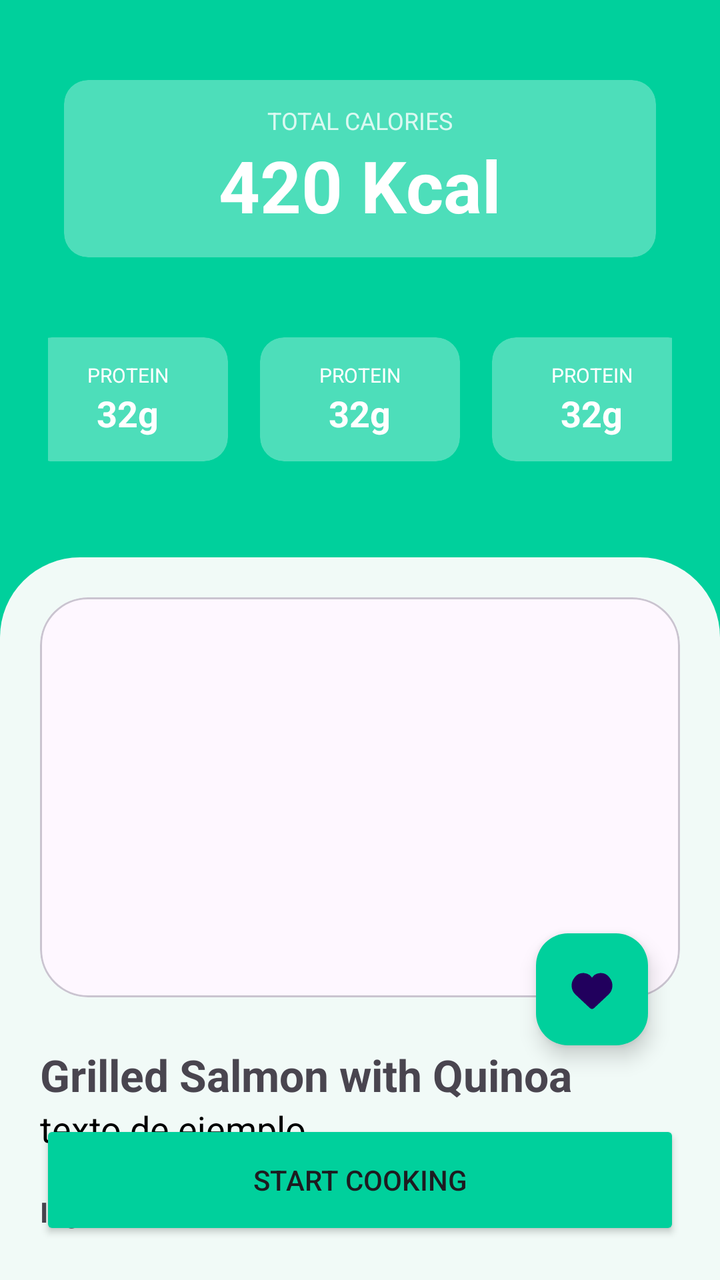
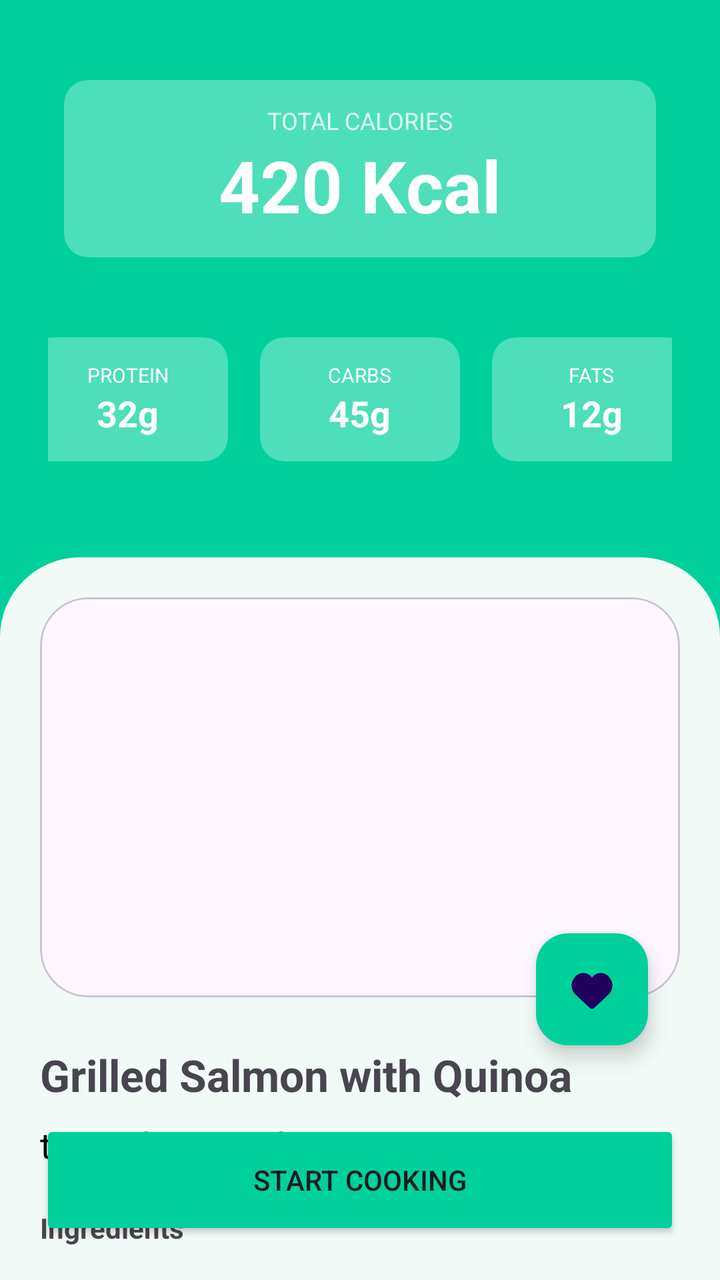

The first picture is an Android layout as it rendered before a commit; the second is the same layout after the commit. The layout source and the unified diff follow.
<!-- AndroidManifest.xml: application theme Theme.RESTAURANTE -->
<!-- res/layout/fragment_detalles_receta.xml -->
<?xml version="1.0" encoding="utf-8"?>
<androidx.constraintlayout.widget.ConstraintLayout xmlns:android="http://schemas.android.com/apk/res/android"
    xmlns:tools="http://schemas.android.com/tools"
    xmlns:app="http://schemas.android.com/apk/res-auto"
    android:layout_width="match_parent"
    android:layout_height="match_parent"
    tools:context=".DetallesRecetaFragment"
    android:background="@color/brand_green">

    <LinearLayout
        android:id="@+id/headerStats"
        android:layout_width="match_parent"
        android:layout_height="wrap_content"
        android:orientation="vertical"
        android:padding="24dp"
        app:layout_constraintTop_toTopOf="parent">

        <LinearLayout
            android:id="@+id/titleStats"
            android:layout_width="match_parent"
            android:layout_height="wrap_content"
            android:layout_marginTop="8dp"
            android:gravity="center"
            android:orientation="horizontal"
            app:layout_constraintTop_toTopOf="parent">

            <androidx.cardview.widget.CardView
                android:layout_width="match_parent"
                android:layout_height="wrap_content"
                android:layout_margin="8dp"
                app:cardBackgroundColor="#4DFFFFFF"
                app:cardCornerRadius="12dp"
                app:cardElevation="0dp">

                <LinearLayout
                    android:padding="12dp"
                    android:gravity="center"
                    android:orientation="vertical"
                    android:layout_width="match_parent"
                    android:layout_height="wrap_content">

                    <TextView
                        android:layout_width="wrap_content"
                        android:layout_height="wrap_content"
                        android:text="@string/total_calories"
                        android:textColor="#CCFFFFFF"
                        android:textSize="12sp" />

                    <TextView
                        android:layout_width="wrap_content"
                        android:layout_height="wrap_content"
                        android:text="@string/kcal_example"
                        android:textColor="@android:color/white"
                        android:textSize="36sp"
                        android:textStyle="bold" />
                </LinearLayout>

            </androidx.cardview.widget.CardView>
        </LinearLayout>

        <LinearLayout
            android:id="@+id/layoutMacros"
            android:layout_width="match_parent"
            android:layout_height="wrap_content"
            android:layout_marginTop="24dp"
            android:gravity="center"
            android:orientation="horizontal"
            app:layout_constraintTop_toBottomOf="@id/titleStats">

            <androidx.cardview.widget.CardView
                android:layout_width="100dp"
                android:layout_height="wrap_content"
                android:layout_margin="8dp"
                app:cardBackgroundColor="#4DFFFFFF"
                app:cardCornerRadius="12dp"
                app:cardElevation="0dp">
                <LinearLayout
                    android:padding="12dp"
                    android:gravity="center"
                    android:orientation="vertical"
                    android:layout_width="match_parent"
                    android:layout_height="wrap_content">
                    <TextView android:layout_width="wrap_content" android:layout_height="wrap_content" android:text="PROTEIN" android:textColor="#FFFFFF" android:textSize="10sp"/>
                    <TextView android:layout_width="wrap_content" android:layout_height="wrap_content" android:text="32g" android:textColor="#FFFFFF" android:textStyle="bold" android:textSize="18sp"/>
                </LinearLayout>
            </androidx.cardview.widget.CardView>

            <androidx.cardview.widget.CardView
                android:layout_width="100dp"
                android:layout_height="wrap_content"
                android:layout_margin="8dp"
                app:cardBackgroundColor="#4DFFFFFF"
                app:cardCornerRadius="12dp"
                app:cardElevation="0dp">
                <LinearLayout
                    android:padding="12dp"
                    android:gravity="center"
                    android:orientation="vertical"
                    android:layout_width="match_parent"
                    android:layout_height="wrap_content">
                    <TextView android:layout_width="wrap_content" android:layout_height="wrap_content" android:text="PROTEIN" android:textColor="#FFFFFF" android:textSize="10sp"/>
                    <TextView android:layout_width="wrap_content" android:layout_height="wrap_content" android:text="32g" android:textColor="#FFFFFF" android:textStyle="bold" android:textSize="18sp"/>
                </LinearLayout>
            </androidx.cardview.widget.CardView>

            <androidx.cardview.widget.CardView
                android:layout_width="100dp"
                android:layout_height="wrap_content"
                android:layout_margin="8dp"
                app:cardBackgroundColor="#4DFFFFFF"
                app:cardCornerRadius="12dp"
                app:cardElevation="0dp">
                <LinearLayout
                    android:padding="12dp"
                    android:gravity="center"
                    android:orientation="vertical"
                    android:layout_width="match_parent"
                    android:layout_height="wrap_content">
                    <TextView android:layout_width="wrap_content" android:layout_height="wrap_content" android:text="PROTEIN" android:textColor="#FFFFFF" android:textSize="10sp"/>
                    <TextView android:layout_width="wrap_content" android:layout_height="wrap_content" android:text="32g" android:textColor="#FFFFFF" android:textStyle="bold" android:textSize="18sp"/>
                </LinearLayout>
            </androidx.cardview.widget.CardView>
        </LinearLayout>

    </LinearLayout>

    <androidx.core.widget.NestedScrollView
        android:layout_width="match_parent"
        android:layout_height="0dp"
        android:background="@drawable/rounded_top_corners"
        app:layout_constraintBottom_toBottomOf="parent"
        app:layout_constraintTop_toBottomOf="@id/headerStats"
        android:layout_marginTop="16dp">

        <androidx.constraintlayout.widget.ConstraintLayout
            android:layout_width="match_parent"
            android:layout_height="wrap_content"
            android:padding="20dp">

                <com.google.android.material.card.MaterialCardView
                    android:id="@+id/imgCard"
                    android:layout_width="match_parent"
                    android:layout_height="200dp"
                    app:cardCornerRadius="24dp"
                    app:layout_constraintTop_toTopOf="parent"
                    android:layout_marginTop="0dp">
                        <ImageView
                        android:layout_width="match_parent"
                        android:layout_height="match_parent"
                        android:scaleType="centerCrop"
                        android:contentDescription="@string/image_description"
                        android:src="@android:drawable/sym_def_app_icon" />
                </com.google.android.material.card.MaterialCardView>
            <LinearLayout
                android:id="@+id/layoutrecipe_title_descripcion"
                android:gravity="center"
                android:orientation="vertical"
                android:layout_width="match_parent"
                android:layout_height="wrap_content"
                app:layout_constraintTop_toBottomOf="@id/imgCard"
                android:layout_marginTop="24dp">
                <TextView
                    android:id="@+id/textrecipe_title"
                    android:layout_width="match_parent"
                    android:layout_height="wrap_content"
                    android:text="@string/recipe_example"
                    android:textSize="22sp"
                    android:textStyle="bold"/>
                <TextView
                    android:id="@+id/textrecipe_description"
                    android:layout_width="match_parent"
                    android:layout_height="wrap_content"
                    android:text="texto de ejemplo"
                    android:textColor="#000000"
                    android:textSize="18sp"/>
            </LinearLayout>

            <LinearLayout
                android:id="@+id/layoutIngredients"
                android:layout_width="match_parent"
                android:layout_height="wrap_content"
                android:orientation="vertical"
                app:layout_constraintStart_toStartOf="parent"
                app:layout_constraintTop_toBottomOf="@id/layoutrecipe_title_descripcion"
                android:layout_marginTop="20dp">
                <TextView
                    android:id="@+id/labelIngredients"
                    android:layout_width="wrap_content"
                    android:layout_height="wrap_content"
                    android:text="@string/ingredients"
                    android:textStyle="bold" />

                <androidx.recyclerview.widget.RecyclerView
                    android:layout_width="match_parent"
                    android:layout_height="wrap_content"
                    app:layout_constraintEnd_toEndOf="parent"
                    app:layout_constraintStart_toStartOf="parent"
                    app:layout_constraintTop_toBottomOf="@id/labelIngredients"
                    android:layout_marginTop="20dp" />
            </LinearLayout>

            <LinearLayout
                android:id="@+id/preparationStep"
                android:layout_width="match_parent"
                android:layout_height="wrap_content"
                android:orientation="vertical"
                android:layout_marginTop="20dp"
                app:layout_constraintTop_toBottomOf="@id/layoutIngredients">
                <TextView
                    android:id="@+id/labelSteps"
                    android:layout_width="wrap_content"
                    android:layout_height="wrap_content"
                    android:text="Steps preparation"
                    android:textStyle="bold" />

                <androidx.recyclerview.widget.RecyclerView
                    android:layout_width="match_parent"
                    android:layout_height="wrap_content"
                    app:layout_constraintEnd_toEndOf="parent"
                    app:layout_constraintStart_toStartOf="parent"
                    app:layout_constraintTop_toBottomOf="@id/labelSteps"
                    android:layout_marginTop="20dp" />

            </LinearLayout>

            <com.google.android.material.floatingactionbutton.FloatingActionButton
                android:layout_width="wrap_content"
                android:layout_height="wrap_content"
                android:contentDescription="@string/favorite_button_description"
                android:src="@drawable/ic_favorite"
                app:backgroundTint="@color/brand_green"
                app:layout_constraintBottom_toTopOf="@id/layoutrecipe_title_descripcion"
                app:layout_constraintEnd_toEndOf="parent"
                android:layout_marginEnd="16dp" />

        </androidx.constraintlayout.widget.ConstraintLayout>
    </androidx.core.widget.NestedScrollView>

    <Button
        android:id="@+id/btnStart"
        android:layout_width="match_parent"
        android:layout_height="60dp"
        android:layout_margin="20dp"
        android:text="@string/start_cooking"
        android:backgroundTint="@color/brand_green"
        app:cornerRadius="16dp"
        app:layout_constraintBottom_toBottomOf="parent" />


</androidx.constraintlayout.widget.ConstraintLayout>
<!-- resources referenced by this layout -->
<resources>
  <color name="brand_green">#00D09C</color>
  <!-- drawable ic_favorite (drawable) -->
  <vector xmlns:android="http://schemas.android.com/apk/res/android"
      android:width="800dp"
      android:height="800dp"
      android:viewportWidth="24"
      android:viewportHeight="24">
    <path
        android:pathData="M4.451,13.908L11.403,20.44C11.643,20.664 11.762,20.777 11.904,20.805C11.967,20.817 12.033,20.817 12.096,20.805C12.238,20.777 12.357,20.664 12.597,20.44L19.549,13.908C21.506,12.071 21.743,9.047 20.098,6.926L19.788,6.527C17.82,3.991 13.87,4.416 12.487,7.314C12.291,7.723 11.709,7.723 11.513,7.314C10.13,4.416 6.18,3.991 4.212,6.527L3.902,6.926C2.257,9.047 2.494,12.071 4.451,13.908Z"
        android:strokeWidth="2"
        android:fillColor="#ffff"
        android:strokeColor="#ffff"/>
  </vector>
  <!-- drawable rounded_top_corners (drawable) -->
  <?xml version="1.0" encoding="utf-8"?>
  <shape xmlns:android="http://schemas.android.com/apk/res/android">
      <solid android:color="@color/soft_green" />
      <corners android:topLeftRadius="40dp" android:topRightRadius="40dp" />
  </shape>
  <string name="favorite_button_description">Add to favorites</string>
  <string name="image_description">Recipe image</string>
  <string name="ingredients">Ingredients</string>
  <string name="kcal_example">420 Kcal</string>
  <string name="recipe_example">Grilled Salmon with Quinoa</string>
  <string name="start_cooking">Start Cooking</string>
  <string name="total_calories">TOTAL CALORIES</string>
  <style name="Theme.RESTAURANTE" parent="Base.Theme.RESTAURANTE" />
  <color name="soft_green">#F1FAF7</color>
  <style name="Base.Theme.RESTAURANTE" parent="Theme.Material3.DayNight.NoActionBar">
          
  
          <item name="android:statusBarColor">@color/brand_green</item>
          <item name="android:windowLightStatusBar">true</item>
      </style>
</resources>

<!-- the commit's change to res/layout/fragment_detalles_receta.xml (unified diff, before → after) -->
@@ -21,8 +21,7 @@
             android:layout_height="wrap_content"
             android:layout_marginTop="8dp"
             android:gravity="center"
-            android:orientation="horizontal"
-            app:layout_constraintTop_toTopOf="parent">
+            android:orientation="horizontal">
 
             <androidx.cardview.widget.CardView
                 android:layout_width="match_parent"
@@ -47,6 +46,7 @@
                         android:textSize="12sp" />
 
                     <TextView
+                        android:id="@+id/tvCaloriesDetail"
                         android:layout_width="wrap_content"
                         android:layout_height="wrap_content"
                         android:text="@string/kcal_example"
@@ -64,8 +64,7 @@
             android:layout_height="wrap_content"
             android:layout_marginTop="24dp"
             android:gravity="center"
-            android:orientation="horizontal"
-            app:layout_constraintTop_toBottomOf="@id/titleStats">
+            android:orientation="horizontal">
 
             <androidx.cardview.widget.CardView
                 android:layout_width="100dp"
@@ -98,8 +97,8 @@
                     android:orientation="vertical"
                     android:layout_width="match_parent"
                     android:layout_height="wrap_content">
-                    <TextView android:layout_width="wrap_content" android:layout_height="wrap_content" android:text="PROTEIN" android:textColor="#FFFFFF" android:textSize="10sp"/>
-                    <TextView android:layout_width="wrap_content" android:layout_height="wrap_content" android:text="32g" android:textColor="#FFFFFF" android:textStyle="bold" android:textSize="18sp"/>
+                    <TextView android:layout_width="wrap_content" android:layout_height="wrap_content" android:text="CARBS" android:textColor="#FFFFFF" android:textSize="10sp"/>
+                    <TextView android:layout_width="wrap_content" android:layout_height="wrap_content" android:text="45g" android:textColor="#FFFFFF" android:textStyle="bold" android:textSize="18sp"/>
                 </LinearLayout>
             </androidx.cardview.widget.CardView>
 
@@ -116,8 +115,8 @@
                     android:orientation="vertical"
                     android:layout_width="match_parent"
                     android:layout_height="wrap_content">
-                    <TextView android:layout_width="wrap_content" android:layout_height="wrap_content" android:text="PROTEIN" android:textColor="#FFFFFF" android:textSize="10sp"/>
-                    <TextView android:layout_width="wrap_content" android:layout_height="wrap_content" android:text="32g" android:textColor="#FFFFFF" android:textStyle="bold" android:textSize="18sp"/>
+                    <TextView android:layout_width="wrap_content" android:layout_height="wrap_content" android:text="FATS" android:textColor="#FFFFFF" android:textSize="10sp"/>
+                    <TextView android:layout_width="wrap_content" android:layout_height="wrap_content" android:text="12g" android:textColor="#FFFFFF" android:textStyle="bold" android:textSize="18sp"/>
                 </LinearLayout>
             </androidx.cardview.widget.CardView>
         </LinearLayout>
@@ -142,9 +141,9 @@
                     android:layout_width="match_parent"
                     android:layout_height="200dp"
                     app:cardCornerRadius="24dp"
-                    app:layout_constraintTop_toTopOf="parent"
-                    android:layout_marginTop="0dp">
+                    app:layout_constraintTop_toTopOf="parent">
                         <ImageView
+                        android:id="@+id/imgRecipeDetail"
                         android:layout_width="match_parent"
                         android:layout_height="match_parent"
                         android:scaleType="centerCrop"
@@ -172,7 +171,8 @@
                     android:layout_height="wrap_content"
                     android:text="texto de ejemplo"
                     android:textColor="#000000"
-                    android:textSize="18sp"/>
+                    android:textSize="18sp"
+                    android:layout_marginTop="8dp"/>
             </LinearLayout>
 
             <LinearLayout
@@ -191,12 +191,11 @@
                     android:textStyle="bold" />
 
                 <androidx.recyclerview.widget.RecyclerView
-                    android:layout_width="match_parent"
-                    android:layout_height="wrap_content"
-                    app:layout_constraintEnd_toEndOf="parent"
-                    app:layout_constraintStart_toStartOf="parent"
-                    app:layout_constraintTop_toBottomOf="@id/labelIngredients"
-                    android:layout_marginTop="20dp" />
+                    android:id="@+id/rvIngredients"
+                    android:layout_width="match_parent"
+                    android:layout_height="wrap_content"
+                    android:layout_marginTop="12dp"
+                    tools:listitem="@layout/item_ingredientes_layout" />
             </LinearLayout>
 
             <LinearLayout
@@ -214,12 +213,11 @@
                     android:textStyle="bold" />
 
                 <androidx.recyclerview.widget.RecyclerView
-                    android:layout_width="match_parent"
-                    android:layout_height="wrap_content"
-                    app:layout_constraintEnd_toEndOf="parent"
-                    app:layout_constraintStart_toStartOf="parent"
-                    app:layout_constraintTop_toBottomOf="@id/labelSteps"
-                    android:layout_marginTop="20dp" />
+                    android:id="@+id/rvSteps"
+                    android:layout_width="match_parent"
+                    android:layout_height="wrap_content"
+                    android:layout_marginTop="12dp"
+                    tools:listitem="@layout/item_step_preparation_layout" />
 
             </LinearLayout>
 
@@ -248,3 +246,105 @@
 
 
 </androidx.constraintlayout.widget.ConstraintLayout>
+<!-- res/layout/item_ingredientes_layout.xml (included above) -->
+<?xml version="1.0" encoding="utf-8"?>
+<androidx.cardview.widget.CardView xmlns:android="http://schemas.android.com/apk/res/android"
+    xmlns:tools="http://schemas.android.com/tools"
+    xmlns:app="http://schemas.android.com/apk/res-auto"
+    android:layout_width="match_parent"
+    android:layout_height="wrap_content"
+    tools:context=".ItemStepPreparationFragment"
+    android:layout_margin="10dp"
+    app:cardCornerRadius="24dp"
+    app:cardElevation="4dp">
+
+    <androidx.constraintlayout.widget.ConstraintLayout
+        android:layout_width="match_parent"
+        android:layout_height="match_parent"
+        android:padding="16dp">
+        <FrameLayout
+            android:id="@+id/checkContainer"
+            android:layout_width="40dp"
+            android:layout_height="40dp"
+            android:background="@drawable/bg_circle_light_green"
+            app:layout_constraintBottom_toBottomOf="parent"
+            app:layout_constraintStart_toStartOf="parent"
+            app:layout_constraintTop_toTopOf="parent">
+            <ImageView
+                android:layout_width="20dp"
+                android:layout_height="20dp"
+                android:layout_gravity="center"
+                android:src="@drawable/ic_check_circle"
+                app:tint="#00C9A7"/>
+        </FrameLayout>
+        <TextView
+            android:id="@+id/tvIngredientName"
+            android:layout_width="0dp"
+            android:layout_height="wrap_content"
+            android:layout_marginStart="16dp"
+            android:text="1 tbsp Extra Virgin Olive Oil"
+            android:textColor="#333333"
+            android:textSize="16sp"
+            app:layout_constraintBottom_toBottomOf="parent"
+            app:layout_constraintEnd_toEndOf="parent"
+            app:layout_constraintStart_toEndOf="@id/checkContainer"
+            app:layout_constraintTop_toTopOf="parent" />
+    </androidx.constraintlayout.widget.ConstraintLayout>
+</androidx.cardview.widget.CardView>
+<!-- res/layout/item_step_preparation_layout.xml (included above) -->
+<?xml version="1.0" encoding="utf-8"?>
+<androidx.constraintlayout.widget.ConstraintLayout
+    xmlns:android="http://schemas.android.com/apk/res/android"
+    xmlns:app="http://schemas.android.com/apk/res-auto"
+    android:layout_width="match_parent"
+    android:layout_height="wrap_content"
+    android:paddingHorizontal="16dp">
+
+    <View
+        android:id="@+id/timelineLine"
+        android:layout_width="2dp"
+        android:layout_height="0dp"
+        android:background="#D1F5EE"
+        app:layout_constraintBottom_toBottomOf="parent"
+        app:layout_constraintEnd_toEndOf="@id/stepNumberContainer"
+        app:layout_constraintStart_toStartOf="@id/stepNumberContainer"
+        app:layout_constraintTop_toBottomOf="@id/stepNumberContainer" />
+
+    <FrameLayout
+        android:id="@+id/stepNumberContainer"
+        android:layout_width="32dp"
+        android:layout_height="32dp"
+        android:layout_marginTop="8dp"
+        android:background="@drawable/bg_circle_solid_green"
+        android:elevation="2dp"
+        app:layout_constraintStart_toStartOf="parent"
+        app:layout_constraintTop_toTopOf="parent">
+
+        <TextView
+            android:id="@+id/tvStepNumber"
+            android:layout_width="wrap_content"
+            android:layout_height="wrap_content"
+            android:layout_gravity="center"
+            android:text="1"
+            android:textColor="#FFFFFF"
+            android:textStyle="bold"
+            android:textSize="14sp" />
+    </FrameLayout>
+
+    <TextView
+        android:id="@+id/tvInstructionText"
+        android:layout_width="0dp"
+        android:layout_height="wrap_content"
+        android:layout_marginStart="16dp"
+        android:layout_marginTop="8dp"
+        android:layout_marginBottom="16dp"
+        android:lineSpacingExtra="4dp"
+        android:text="Rinse the quinoa under cold water. In a small pot, combine quinoa with 1 cup of water and a pinch of salt."
+        android:textColor="#4A4A4A"
+        android:textSize="15sp"
+        app:layout_constraintBottom_toBottomOf="parent"
+        app:layout_constraintEnd_toEndOf="parent"
+        app:layout_constraintStart_toEndOf="@id/stepNumberContainer"
+        app:layout_constraintTop_toTopOf="parent" />
+
+</androidx.constraintlayout.widget.ConstraintLayout>
<!-- resource entries referenced after the edit -->
@@ -1,6 +1,19 @@
 <!-- resources referenced by this layout -->
 <resources>
   <color name="brand_green">#00D09C</color>
+  <!-- drawable bg_circle_light_green (drawable) -->
+  <shape xmlns:android="http://schemas.android.com/apk/res/android" android:shape="oval">
+      <solid android:color="#E8F9F5" /> </shape>
+  <!-- drawable bg_circle_solid_green (drawable) -->
+  <shape xmlns:android="http://schemas.android.com/apk/res/android" android:shape="oval">
+      <solid android:color="#00C9A7" />
+  </shape>
+  <!-- drawable ic_check_circle (drawable) -->
+  <vector xmlns:android="http://schemas.android.com/apk/res/android" android:height="24dp" android:tint="#00C9A7" android:viewportHeight="960" android:viewportWidth="960" android:width="24dp">
+        
+      <path android:fillColor="@android:color/white" android:pathData="M424,664L706,382L650,326L424,552L310,438L254,494L424,664ZM480,880Q397,880 324,848.5Q251,817 197,763Q143,709 111.5,636Q80,563 80,480Q80,397 111.5,324Q143,251 197,197Q251,143 324,111.5Q397,80 480,80Q563,80 636,111.5Q709,143 763,197Q817,251 848.5,324Q880,397 880,480Q880,563 848.5,636Q817,709 763,763Q709,817 636,848.5Q563,880 480,880ZM480,800Q614,800 707,707Q800,614 800,480Q800,346 707,253Q614,160 480,160Q346,160 253,253Q160,346 160,480Q160,614 253,707Q346,800 480,800ZM480,480Q480,480 480,480Q480,480 480,480Q480,480 480,480Q480,480 480,480Q480,480 480,480Q480,480 480,480Q480,480 480,480Q480,480 480,480Z"/>
+      
+  </vector>
   <!-- drawable ic_favorite (drawable) -->
   <vector xmlns:android="http://schemas.android.com/apk/res/android"
       android:width="800dp"
